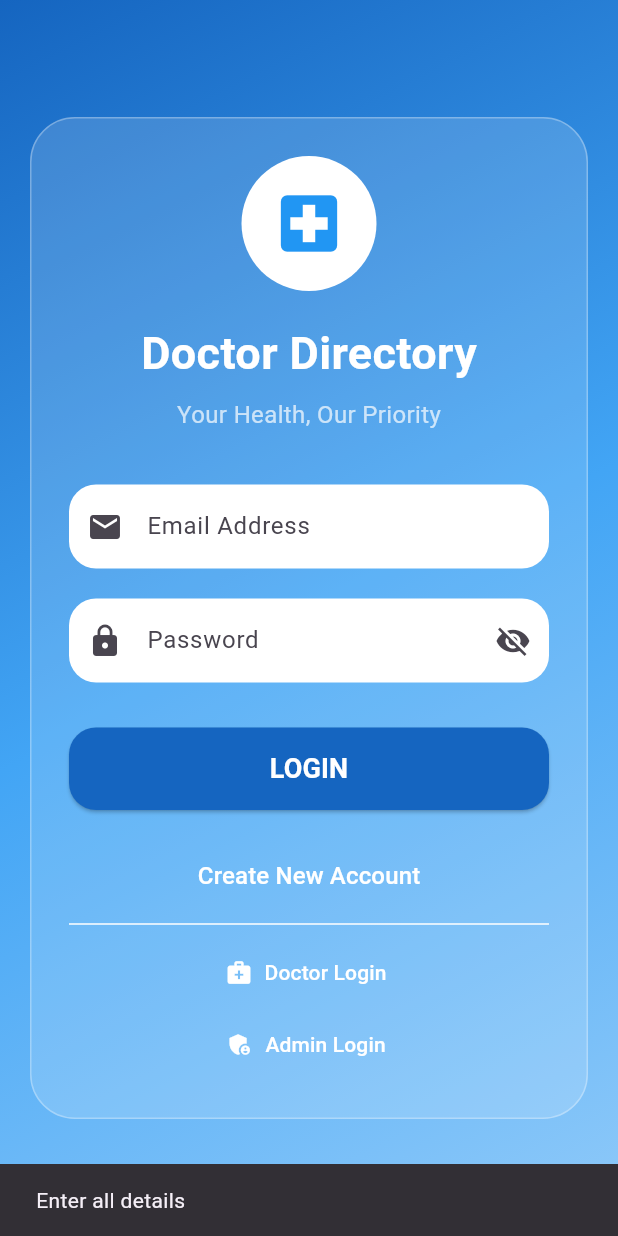
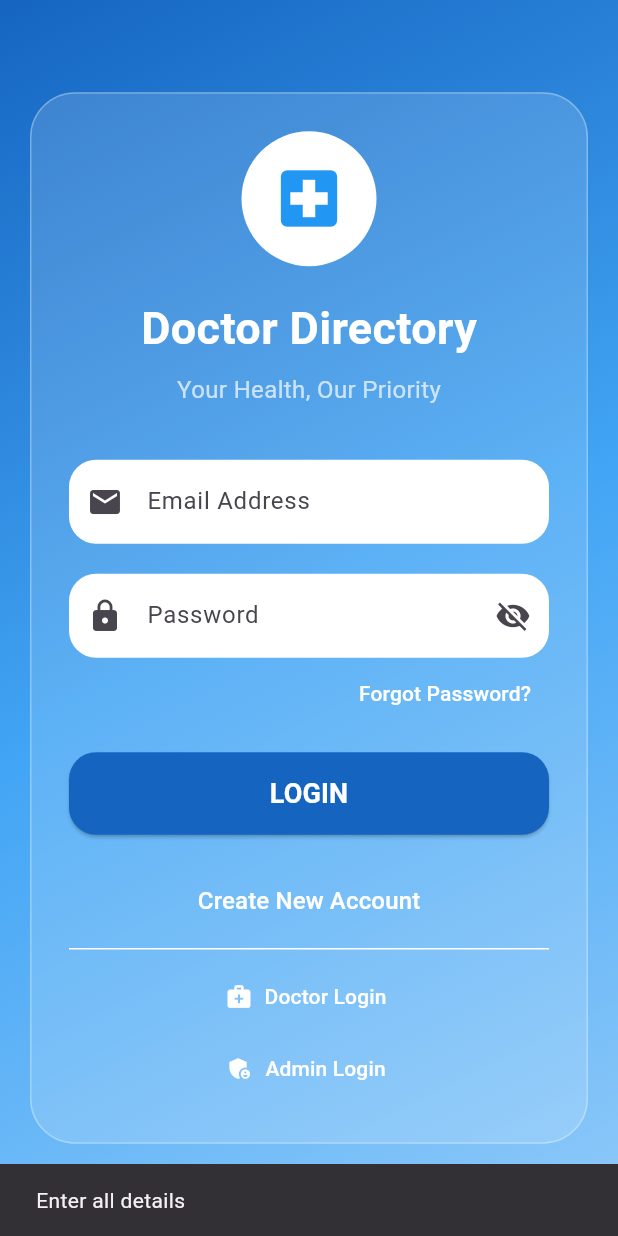
Before and after one commit to Vaibhav-sudo-69/doctor_directory, a Flutter app: the screen it shows after launch, after a tap on "LOGIN", on a phone screen of 412 x 824 dp. Run offline on Flutter 3.47's test engine with Material 3 defaults, Android fonts, the phone set to English and light mode, and no system bars; our stand-ins replace cloud_firestore, firebase_auth, firebase_core, shared_preferences; accounts and stored records are empty.

Commit message:
Restore forgot password feature

```diff
--- a/lib/screens/login_screen.dart
+++ b/lib/screens/login_screen.dart
@@ -6,71 +6,52 @@ import 'signup_screen.dart';
 import 'admin_login_screen.dart';
 import 'doctor_login_screen.dart';
 
-
-
-
 class LoginScreen extends StatefulWidget {
-
   const LoginScreen({super.key});
-
 
   @override
   State<LoginScreen> createState() =>
       _LoginScreenState();
-
 }
 
-
-
-
-class _LoginScreenState extends State<LoginScreen> {
-
+class _LoginScreenState
+    extends State<LoginScreen> {
 
 final emailController =
 TextEditingController();
 
-
 final passwordController =
 TextEditingController();
 
-
 bool _obscurePassword = true;
 
-
-
+bool loading = false;
 
 void login() async {
 
-
-    if (
-    emailController.text.isEmpty ||
-        passwordController.text.isEmpty
-    ) {
-
+if (emailController.text.isEmpty ||
+passwordController.text.isEmpty) {
 
 ScaffoldMessenger.of(context)
 .showSnackBar(
 
 const SnackBar(
 
-          content: Text(
-            "Enter all details",
-          ),
+content:
+Text("Enter all details"),
 
 ),
 
 );
 
-
 return;
-
 }
 
-
-
+setState(() {
+loading = true;
+});
 
 try {
-
 
 await FirebaseAuth.instance
 .signInWithEmailAndPassword(
@@ -83,24 +64,21 @@ class _LoginScreenState extends State<LoginScreen> {
 
 );
 
-
-
+setState(() {
+loading = false;
+});
 
 ScaffoldMessenger.of(context)
 .showSnackBar(
 
 const SnackBar(
 
-          content: Text(
-            "Login Successful ✅",
-          ),
+content:
+Text("Login Successful ✅"),
 
 ),
 
 );
-
-
-
 
 Navigator.pushReplacement(
 
@@ -115,54 +93,104 @@ class _LoginScreenState extends State<LoginScreen> {
 
 );
 
+} catch (e) {
 
-
-    }
-
-    catch (e) {
-
+setState(() {
+loading = false;
+});
 
 ScaffoldMessenger.of(context)
 .showSnackBar(
 
 const SnackBar(
 
-          content: Text(
-            "Wrong Email or Password ❌",
+content:
+Text("Wrong Email or Password ❌"),
+
+),
+
+);
+
+}
+
+}
+
+// 🔐 Forgot Password
+
+void forgotPassword() async {
+
+if (emailController.text.trim().isEmpty) {
+
+ScaffoldMessenger.of(context)
+.showSnackBar(
+
+const SnackBar(
+
+content:
+Text("Enter your email first"),
+
+),
+
+);
+
+return;
+}
+
+try {
+
+await FirebaseAuth.instance
+.sendPasswordResetEmail(
+
+email:
+emailController.text.trim(),
+
+);
+
+ScaffoldMessenger.of(context)
+.showSnackBar(
+
+const SnackBar(
+
+content:
+Text(
+"Password reset email sent ✅",
 ),
 
 ),
 
 );
 
+}
+
+catch (e) {
+
+ScaffoldMessenger.of(context)
+.showSnackBar(
+
+const SnackBar(
+
+content:
+Text(
+"Unable to send reset email",
+),
+
+),
+
+);
 
 }
 
-
 }
-
-
-
-
-
-
-
-
-
   @override
   Widget build(BuildContext context) {
 
-
     return Scaffold(
 
-
       body: Container(
-
 
         width: double.infinity,
 
         height: double.infinity,
-
 
         decoration: const BoxDecoration(
 
@@ -186,40 +214,24 @@ class _LoginScreenState extends State<LoginScreen> {
 
         ),
 
-
-
-
-
-
         child: SafeArea(
-
 
           child: Center(
 
-
             child: SingleChildScrollView(
 
-
-              padding:
-              const EdgeInsets.all(20),
-
+              padding: const EdgeInsets.all(20),
 
               child: Container(
 
-
-                padding:
-                const EdgeInsets.all(25),
-
-
+                padding: const EdgeInsets.all(25),
 
                 decoration: BoxDecoration(
 
-                  color:
-                  Colors.white.withOpacity(0.15),
+                  color: Colors.white.withOpacity(.15),
 
                   borderRadius:
                   BorderRadius.circular(30),
-
 
                   border: Border.all(
 
@@ -230,58 +242,42 @@ class _LoginScreenState extends State<LoginScreen> {
 
                 ),
 
-
-
-
-
                 child: Column(
-
 
                   mainAxisSize:
                   MainAxisSize.min,
 
-
                   children: [
-
-
 
                     const CircleAvatar(
 
-                      radius: 45,
+                      radius:45,
 
                       backgroundColor:
                       Colors.white,
-
 
                       child: Icon(
 
                         Icons.local_hospital,
 
-                        size: 50,
+                        size:50,
 
-                        color: Colors.blue,
+                        color:
+                        Colors.blue,
 
                       ),
 
                     ),
 
-
-
-
-                    const SizedBox(
-                      height: 20,
-                    ),
-
-
+                    const SizedBox(height:20),
 
                     const Text(
 
                       "Doctor Directory",
 
-
                       style: TextStyle(
 
-                        fontSize: 30,
+                        fontSize:30,
 
                         color: Colors.white,
 
@@ -292,13 +288,7 @@ class _LoginScreenState extends State<LoginScreen> {
 
                     ),
 
-
-
-                    const SizedBox(
-                      height: 8,
-                    ),
-
-
+                    const SizedBox(height:8),
 
                     const Text(
 
@@ -306,51 +296,36 @@ class _LoginScreenState extends State<LoginScreen> {
 
                       style: TextStyle(
 
-                        color: Colors.white70,
+                        color:
+                        Colors.white70,
 
-                        fontSize: 16,
+                        fontSize:16,
 
                       ),
 
                     ),
 
-
-
-
-                    const SizedBox(
-                      height: 35,
-                    ),
-
-
-
-
-
+                    const SizedBox(height:35),
 
                     TextField(
 
                       controller:
                       emailController,
 
-
                       decoration: InputDecoration(
 
-
-                        filled: true,
+                        filled:true,
 
                         fillColor:
                         Colors.white,
 
-
                         hintText:
                         "Email Address",
-
 
                         prefixIcon:
                         const Icon(
                           Icons.email,
                         ),
-
-
 
                         border:
                         OutlineInputBorder(
@@ -367,90 +342,60 @@ class _LoginScreenState extends State<LoginScreen> {
 
                     ),
 
-
-
-
-
-
-                    const SizedBox(
-                      height: 20,
-                    ),
-
-
-
-
-
-
+                    const SizedBox(height:20),
 
                     TextField(
 
                       controller:
                       passwordController,
 
-
                       obscureText:
                       _obscurePassword,
 
-
                       decoration: InputDecoration(
 
-
-                        filled: true,
-
+                        filled:true,
 
                         fillColor:
                         Colors.white,
 
-
                         hintText:
                         "Password",
-
-
 
                         prefixIcon:
                         const Icon(
                           Icons.lock,
                         ),
 
-
-
-
                         suffixIcon:
                         IconButton(
-
 
                           icon: Icon(
 
                             _obscurePassword
 
-                                ? Icons.visibility_off
+                                ?
 
-                                : Icons.visibility,
+                            Icons.visibility_off
+
+                                :
+
+                            Icons.visibility,
 
                           ),
 
+                          onPressed: (){
 
-
-                          onPressed: () {
-
-
-                            setState(() {
-
+                            setState((){
 
                               _obscurePassword =
                               !_obscurePassword;
 
-
                             });
-
 
                           },
 
                         ),
-
-
-
-
 
                         border:
                         OutlineInputBorder(
@@ -467,46 +412,64 @@ class _LoginScreenState extends State<LoginScreen> {
 
                     ),
 
+                    Align(
 
+                      alignment:
+                      Alignment.centerRight,
 
+                      child:
+                      TextButton(
 
+                        onPressed:
+                        forgotPassword,
 
+                        child:
+                        const Text(
 
+                          "Forgot Password?",
 
-                    const SizedBox(
-                      height: 30,
+                          style: TextStyle(
+
+                            color:
+                            Colors.white,
+
                           ),
 
+                        ),
 
+                      ),
 
+                    ),
 
-
-
+                    const SizedBox(height:15),
 
                     SizedBox(
 
                       width:
                       double.infinity,
 
-                      height: 55,
-
-
+                      height:55,
 
                       child:
                       ElevatedButton(
 
+                        onPressed:
 
-                        onPressed:
+                        loading
+
+                            ?
+
+                        null
+
+                            :
+
                         login,
-
-
 
                         style:
                         ElevatedButton.styleFrom(
 
                           backgroundColor:
                           Colors.blue.shade800,
-
 
                           shape:
                           RoundedRectangleBorder(
@@ -518,18 +481,31 @@ class _LoginScreenState extends State<LoginScreen> {
 
                         ),
 
+                        child:
 
+                        loading
 
-                        child:
+                            ?
+
+                        const CircularProgressIndicator(
+
+                          color:
+                          Colors.white,
+
+                        )
+
+                            :
+
                         const Text(
 
                           "LOGIN",
 
                           style: TextStyle(
 
-                            fontSize: 18,
+                            fontSize:18,
 
-                            color: Colors.white,
+                            color:
+                            Colors.white,
 
                             fontWeight:
                             FontWeight.bold,
@@ -542,27 +518,11 @@ class _LoginScreenState extends State<LoginScreen> {
 
                     ),
 
-
-
-
-
-
-
-
-                    const SizedBox(
-                      height:20,
-                    ),
-
-
-
-
-
+                    const SizedBox(height:20),
 
                     TextButton(
 
-
-                      onPressed: () {
-
+                      onPressed: (){
 
                         Navigator.push(
 
@@ -577,10 +537,7 @@ class _LoginScreenState extends State<LoginScreen> {
 
                         );
 
-
                       },
-
-
 
                       child: const Text(
 
@@ -588,7 +545,8 @@ class _LoginScreenState extends State<LoginScreen> {
 
                         style: TextStyle(
 
-                          color: Colors.white,
+                          color:
+                          Colors.white,
 
                           fontSize:16,
 
@@ -598,50 +556,37 @@ class _LoginScreenState extends State<LoginScreen> {
 
                     ),
 
-
-
-
-
-
                     const Divider(
                       color: Colors.white,
                     ),
 
-
-
-
-
-
-
-
                     TextButton.icon(
 
-
-                      icon: const Icon(
+                      icon:
+                      const Icon(
 
                         Icons.medical_services,
 
-                        color: Colors.white,
+                        color:
+                        Colors.white,
 
                       ),
 
-
-
-                      label: const Text(
+                      label:
+                      const Text(
 
                         "Doctor Login",
 
-                        style:
-                        TextStyle(
-                          color: Colors.white,
+                        style: TextStyle(
+
+                          color:
+                          Colors.white,
+
                         ),
 
                       ),
 
-
-
-                      onPressed: () {
-
+                      onPressed: (){
 
                         Navigator.push(
 
@@ -656,48 +601,37 @@ class _LoginScreenState extends State<LoginScreen> {
 
                         );
 
-
                       },
 
                     ),
 
-
-
-
-
-
-
                     TextButton.icon(
 
-
-                      icon: const Icon(
+                      icon:
+                      const Icon(
 
                         Icons.admin_panel_settings,
 
-                        color: Colors.white,
+                        color:
+                        Colors.white,
 
                       ),
 
-
-
-
-                      label: const Text(
+                      label:
+                      const Text(
 
                         "Admin Login",
 
-                        style:
-                        TextStyle(
-                          color: Colors.white,
+                        style: TextStyle(
+
+                          color:
+                          Colors.white,
+
                         ),
 
                       ),
 
-
-
-
-
-                      onPressed: () {
-
+                      onPressed: (){
 
                         Navigator.push(
 
@@ -712,12 +646,9 @@ class _LoginScreenState extends State<LoginScreen> {
 
                         );
 
-
                       },
 
                     ),
-
-
 
                   ],
 
@@ -737,5 +668,4 @@ class _LoginScreenState extends State<LoginScreen> {
 
   }
 
-
 }
```
Lines whose indentation alone changed are shown as unchanged.
